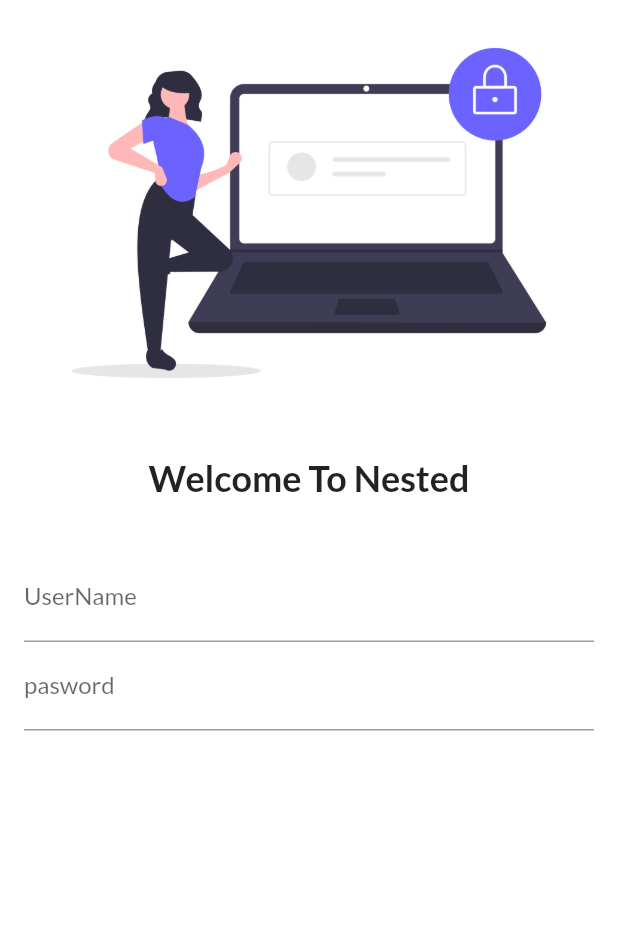
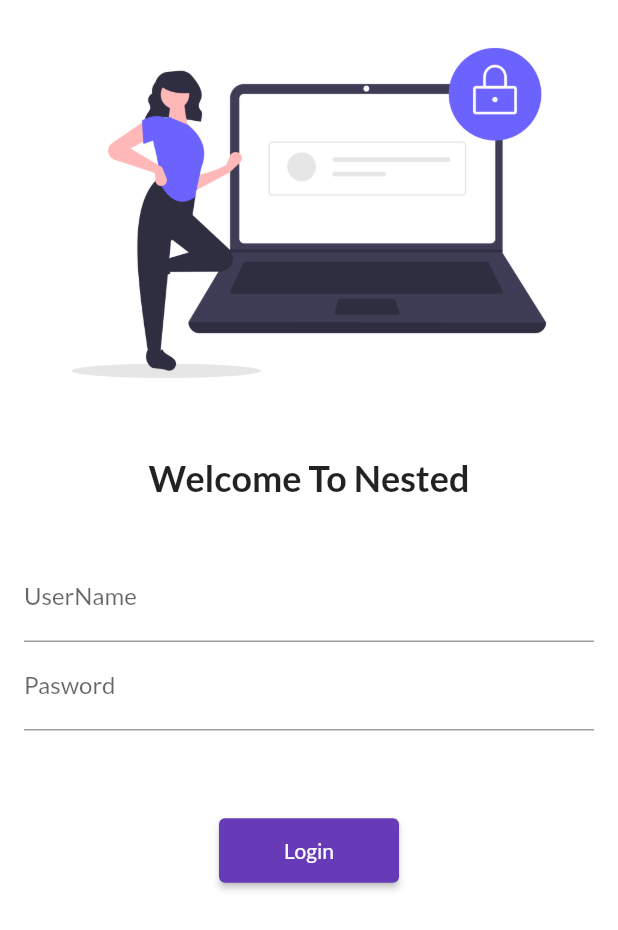
Before and after one commit to Mukesh-21/flutterProject, a Flutter app: the screen it shows after launch, on a phone screen of 412 x 824 dp. Shown: the top 930 px of the screen. Run offline on Flutter 3.47's test engine with Material 2 defaults, Android fonts, the phone set to English and light mode, and no system bars; our stand-ins replace google_fonts.

Commit message:
day 4 completed

```diff
--- a/flutter_application_1/lib/Pages/Login_Page.dart
+++ b/flutter_application_1/lib/Pages/Login_Page.dart
@@ -1,15 +1,19 @@
 import 'package:flutter/material.dart';
+
+import '../util/routes.dart';
 
 class LoginPage extends StatelessWidget {
   @override
   Widget build(BuildContext context) {
     return Material(
       color: Colors.white,
+      child: SingleChildScrollView(
         child: Column(
           children: [
             Image.asset(
               "allassets/images/login_image.png",
               fit: BoxFit.cover,
+              // height: 500,
             ),
             SizedBox(
               height: 20,
@@ -31,12 +35,24 @@ class LoginPage extends StatelessWidget {
                   ),
                   TextFormField(
                     decoration: InputDecoration(
-                      hintText: "Enter Password", labelText: "pasword"),
+                        hintText: "Enter Password", labelText: "Pasword"),
                   ),
                 ],
               ),
-          )
+            ),
+            SizedBox(
+              height: 40,
+            ),
+            ElevatedButton(
+                child: Text("Login"),
+                // style: TextStyle(fontWeight: FontWeight.bold),
+                style: TextButton.styleFrom(minimumSize: Size(120, 43)),
+                onPressed: () {
+                  print("Mukesh Output"); // To Write
+                  Navigator.pushNamed(context, RoutesToApp.homeRoutes);
+                }),
           ],
+        ),
       ),
     );
   }
--- a/flutter_application_1/lib/main.dart
+++ b/flutter_application_1/lib/main.dart
@@ -1,4 +1,5 @@
 import 'package:flutter/material.dart';
+import 'package:flutter_application_1/util/routes.dart';
 import 'package:google_fonts/google_fonts.dart';
 import 'package:flutter_application_1/Pages/Home_Page.dart';
 import 'package:flutter_application_1/Pages/login_page.dart';
@@ -22,8 +23,8 @@ class MyFirstApp extends StatelessWidget {
       // initialRoute: "/",
       routes: {
         "/": (context) => LoginPage(),
-        "/home": (context) => HomPage(),
-        "/login": (context) => LoginPage(),
+        RoutesToApp.homeRoutes: (context) => HomPage(),
+        RoutesToApp.loginRoutes: (context) => LoginPage(),
       },
     );
   }
--- /dev/null
+++ b/flutter_application_1/lib/util/routes.dart
@@ -0,0 +1,4 @@
+class RoutesToApp{
+  static String loginRoutes = "/login" ;
+  static String homeRoutes = "/home" ;
+}
```
Also changed, not shown: flutter_application_1/pubspec.lock, 1 other file. Lines whose indentation alone changed are shown as unchanged.
